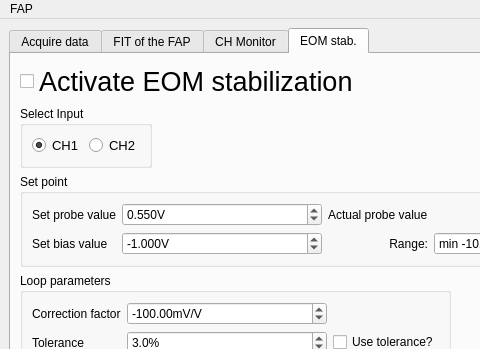
This is gui.ui in zoran-grujic/FAP-TiePie as Qt 5 draws it before an edit; both pictures show x 0 to 480 and y 0 to 349 of the 1193 by 869 pixel window. The edited form follows.
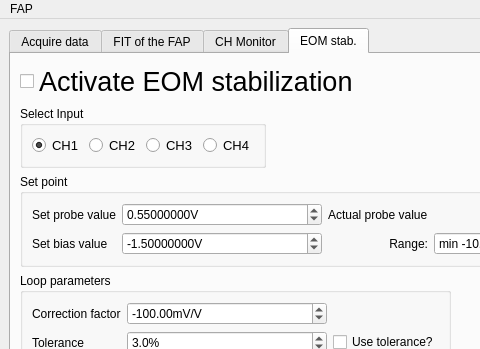
This is the edited form. The open tabs and pages were chosen to show the change. Icons and pictures are not drawn.

Patch:
```diff
--- a/gui.ui
+++ b/gui.ui
@@ -1819,6 +1819,30 @@
                </property>
               </widget>
              </item>
+             <item>
+              <widget class="QRadioButton" name="radioButton_PrStabSourceCH3">
+               <property name="font">
+                <font>
+                 <pointsize>10</pointsize>
+                </font>
+               </property>
+               <property name="text">
+                <string>CH3</string>
+               </property>
+              </widget>
+             </item>
+             <item>
+              <widget class="QRadioButton" name="radioButton_PrStabSourceCH4">
+               <property name="font">
+                <font>
+                 <pointsize>10</pointsize>
+                </font>
+               </property>
+               <property name="text">
+                <string>CH4</string>
+               </property>
+              </widget>
+             </item>
             </layout>
            </widget>
           </item>
@@ -1862,7 +1886,7 @@
                   <string>V</string>
                  </property>
                  <property name="decimals">
-                  <number>3</number>
+                  <number>8</number>
                  </property>
                  <property name="minimum">
                   <double>-10.000000000000000</double>
@@ -1874,7 +1898,7 @@
                   <double>0.010000000000000</double>
                  </property>
                  <property name="value">
-                  <double>-1.000000000000000</double>
+                  <double>-1.500000000000000</double>
                  </property>
                 </widget>
                </item>
@@ -1910,7 +1934,7 @@
                   <string>V</string>
                  </property>
                  <property name="decimals">
-                  <number>3</number>
+                  <number>8</number>
                  </property>
                  <property name="singleStep">
                   <double>0.010000000000000</double>
```
Left out of the diff: 33 changed lines with no effect on the pictures.
